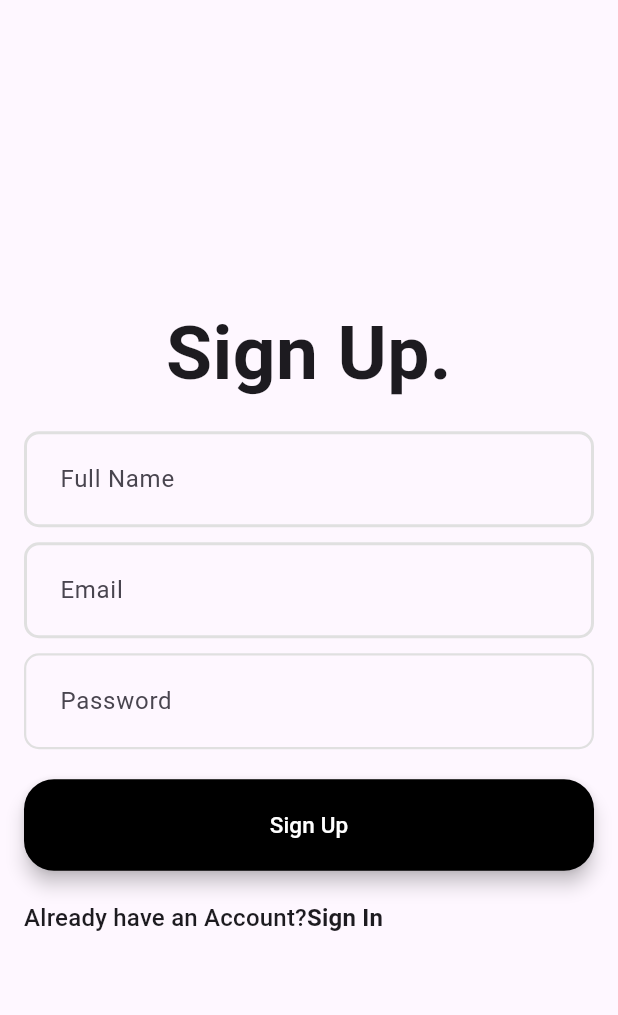
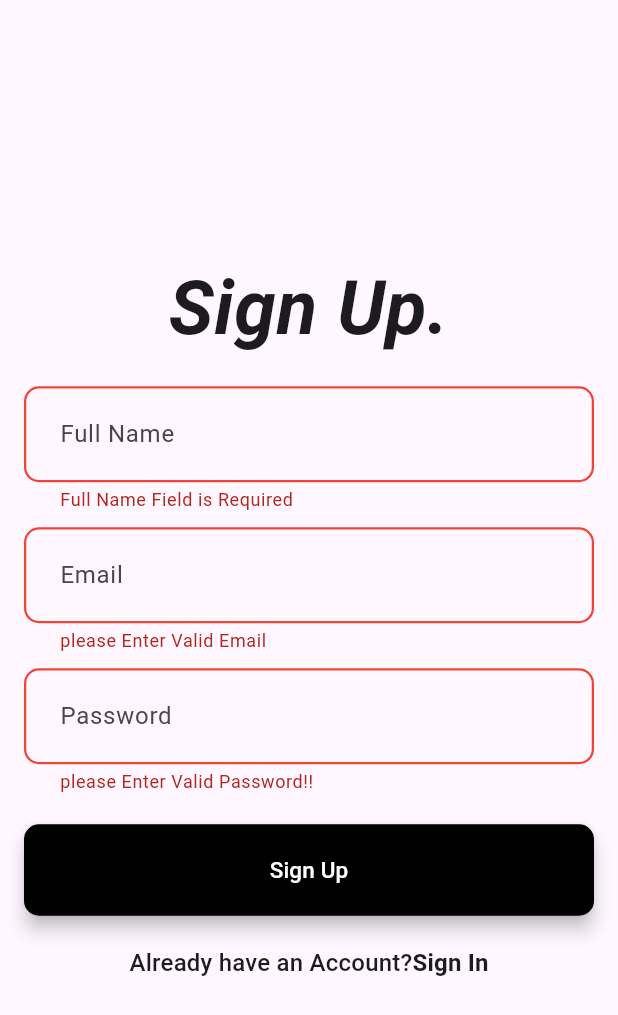
Before and after one commit to HenokAsaye/Task_Manager_Mobile_App, a Flutter app: the screen it shows after launch, after a tap on "Sign Up", on a phone screen of 412 x 824 dp. Shown: the top 1015 px of the screen. Run offline on Flutter 3.47's test engine with Material 3 defaults, Android fonts, the phone set to English and light mode, and no system bars.

Commit message:
donw with signup page

```diff
--- a/app/frontend/lib/features/auth/pages/signup.dart
+++ b/app/frontend/lib/features/auth/pages/signup.dart
@@ -10,6 +10,7 @@ class _SignUpPageState extends State<SignUpPage> {
     final emailController = TextEditingController();
     final passwordController = TextEditingController();
     final nameController = TextEditingController();
+    final formKey = GlobalKey<FormState>();
     @override
     void dispose(){
       emailController.dispose();
@@ -17,10 +18,20 @@ class _SignUpPageState extends State<SignUpPage> {
       nameController.dispose();
       super.dispose();
     }
+
+
+
+    void signUpUser(){
+      if(formKey.currentState!.validate()){
+        ///////
+      }
+    }
     return Scaffold(
       body:Padding(
           padding: EdgeInsets.all(16),
-          child:Column(
+          child:Form(
+            key:formKey,
+            child: Column(
             mainAxisAlignment: MainAxisAlignment.center,
             crossAxisAlignment: CrossAxisAlignment.stretch,
             children: [
@@ -29,7 +40,8 @@ class _SignUpPageState extends State<SignUpPage> {
                 textAlign: TextAlign.center,
                 style:TextStyle(
                   fontSize:50,
-                fontWeight:FontWeight.bold
+                  fontWeight:FontWeight.bold,
+                  fontStyle: FontStyle.italic
                 )
               ),
               SizedBox(height: 16),
@@ -50,8 +62,28 @@ class _SignUpPageState extends State<SignUpPage> {
                       width: 1.5
                     ),
                     borderRadius: BorderRadius.circular(10)
-                )
                   ),
+                  border:OutlineInputBorder(
+                     borderSide: BorderSide(
+                      width: 1.5
+                    ),
+                    borderRadius: BorderRadius.circular(10)
+                  ),
+                  errorBorder:OutlineInputBorder(
+                      borderSide:BorderSide(
+                      color:Colors.red,
+                      width:1.5
+                    ),
+                    borderRadius:BorderRadius.circular(10)
+                  ),
+                ),
+                validator:(value){
+                  if(value == null || value.trim().isEmpty){
+                    return "Full Name Field is Required";
+                  }else{
+                    return null;
+                  }
+                }
               ),
               SizedBox(height:10),
               TextFormField(
@@ -66,11 +98,31 @@ class _SignUpPageState extends State<SignUpPage> {
                       ),
                       borderRadius:BorderRadius.circular(10)
                   ),
+                  border:OutlineInputBorder(
+                     borderSide: BorderSide(
+                      width: 1.5
+                    ),
+                    borderRadius: BorderRadius.circular(10)
+                  ),
+                  errorBorder:OutlineInputBorder(
+                      borderSide:BorderSide(
+                      color:Colors.red,
+                      width:1.5
+                    ),
+                    borderRadius:BorderRadius.circular(10)
+                  ),
                   focusedBorder: OutlineInputBorder(
                     borderRadius: BorderRadius.circular(10),
                     borderSide: BorderSide(color:Colors.black, width:1.5)
                   )
-              )
+                ),
+                validator: (value){
+                  if(value== null || value.trim().isEmpty || !value.contains("@")){
+                      return "please Enter Valid Email";
+                  }else{
+                    return null;
+                  }
+                },
               ),
               SizedBox(height:10),
               TextFormField(
@@ -86,20 +138,40 @@ class _SignUpPageState extends State<SignUpPage> {
                     ),
                     borderRadius:BorderRadius.circular(10)
                   ),
+                  border:OutlineInputBorder(
+                     borderSide: BorderSide(
+                      width: 1.5
+                    ),
+                    borderRadius: BorderRadius.circular(10)
+                  ),
+                  errorBorder:OutlineInputBorder(
+                      borderSide:BorderSide(
+                      color:Colors.red,
+                      width:1.5
+                    ),
+                    borderRadius:BorderRadius.circular(10)
+                  ),
                   focusedBorder:OutlineInputBorder(
                     borderRadius: BorderRadius.circular(10),
                     borderSide: BorderSide(color:Colors.black,width:1.5)
                   )
                 ),
+                validator: (value){
+                  if(value== null || value.trim().isEmpty || value.trim().length <= 6 ){
+                      return "please Enter Valid Password!!";
+                  }else{
+                    return null;
+                }
+                }
               ),
               SizedBox(height:20),
-            ElevatedButton(onPressed: (){},
+              ElevatedButton(onPressed: signUpUser,
               style:ElevatedButton.styleFrom(
                 backgroundColor: Colors.black,
                 foregroundColor: Colors.white,
                 padding:EdgeInsets.symmetric(horizontal:30,vertical: 20),
                 shape:RoundedRectangleBorder(
-                borderRadius: BorderRadius.circular(20)
+                  borderRadius: BorderRadius.circular(10)
                 ),
                 elevation: 5
               ),
@@ -113,7 +185,8 @@ class _SignUpPageState extends State<SignUpPage> {
                ),
 
               SizedBox(height:20),
-            RichText(
+              Center(
+                child: RichText(
                 text:
                   TextSpan(text:'Already have an Account?',
                     style:Theme.of(context).textTheme.titleMedium,
@@ -126,8 +199,10 @@ class _SignUpPageState extends State<SignUpPage> {
                       )
                   ]
                   )
+                  ),
               )
             ],
+                  ),
           )
       )
     );
```
Lines whose indentation alone changed are shown as unchanged.
